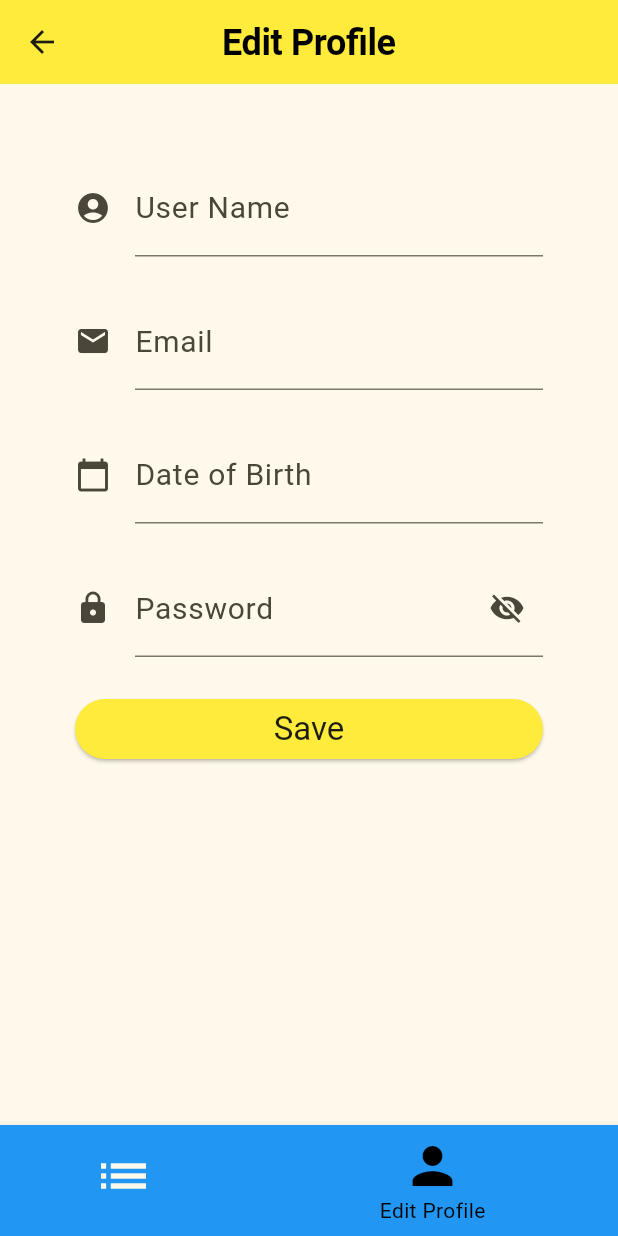
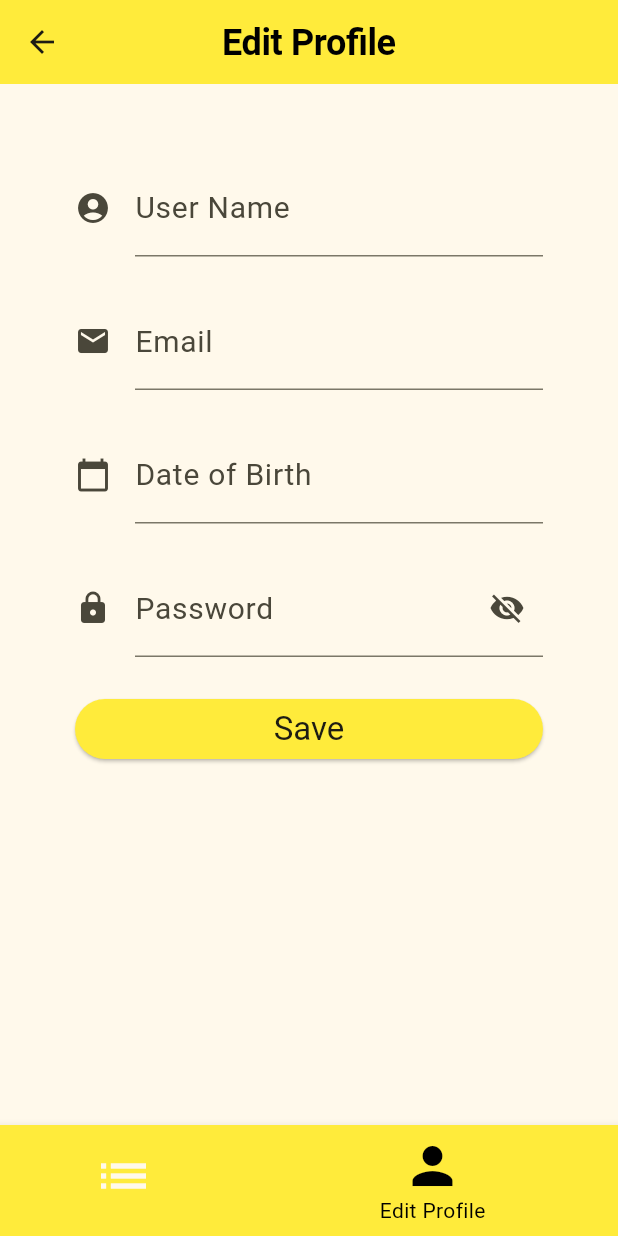
Before and after one commit to snehaJoshi90/NewWorldTime, a Flutter app: the MyNavigationBar screen opened by its route, item 2 of the bottom bar chosen, on a phone screen of 412 x 824 dp. Run offline on Flutter 3.47's test engine with Material 2 defaults, Android fonts, the light colour scheme and no system bars; our stand-ins replace shared_preferences; accounts and stored records are empty; network calls fail; Roboto replaces fonts that are missing (Corben).

Commit message:
final commit

```diff
--- a/demo_project/lib/screens/screen_bottombar.dart
+++ b/demo_project/lib/screens/screen_bottombar.dart
@@ -40,7 +40,7 @@ class _MyNavigationBarState extends State<MyNavigationBar> {
           BottomNavigationBarItem(
               icon: Icon(Icons.person),
               label:'Edit Profile',
-              backgroundColor: Colors.blue),
+              backgroundColor: Colors.yellow),
         ],
         type: BottomNavigationBarType.shifting,
           currentIndex: _selectedIndex,
```
